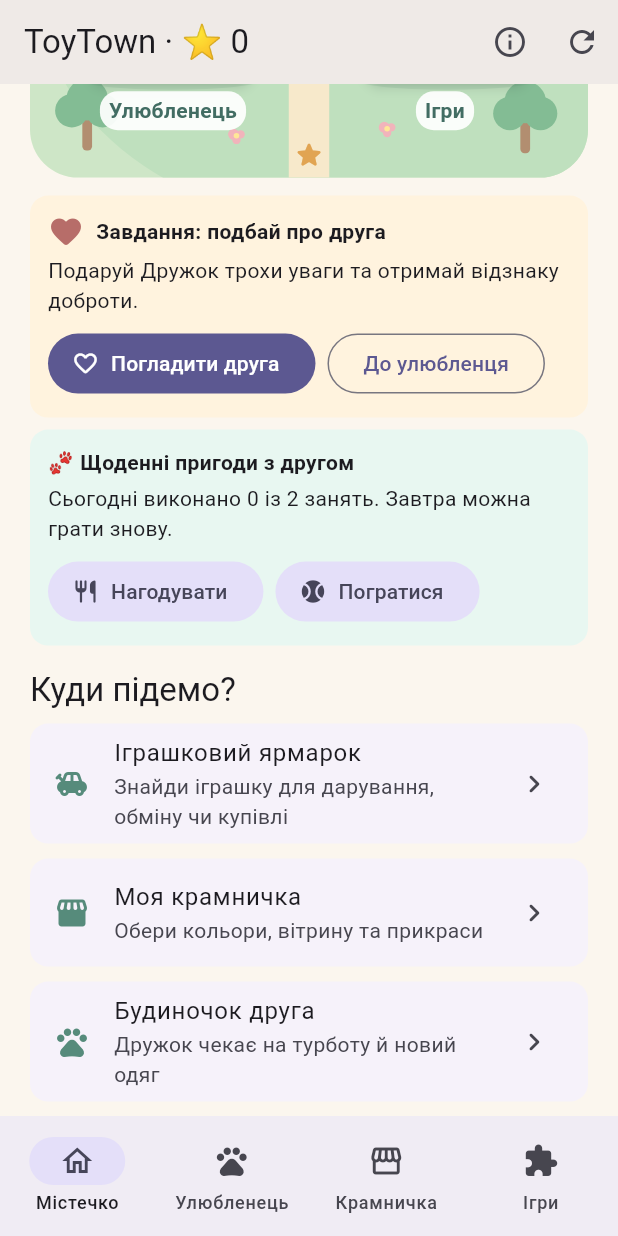
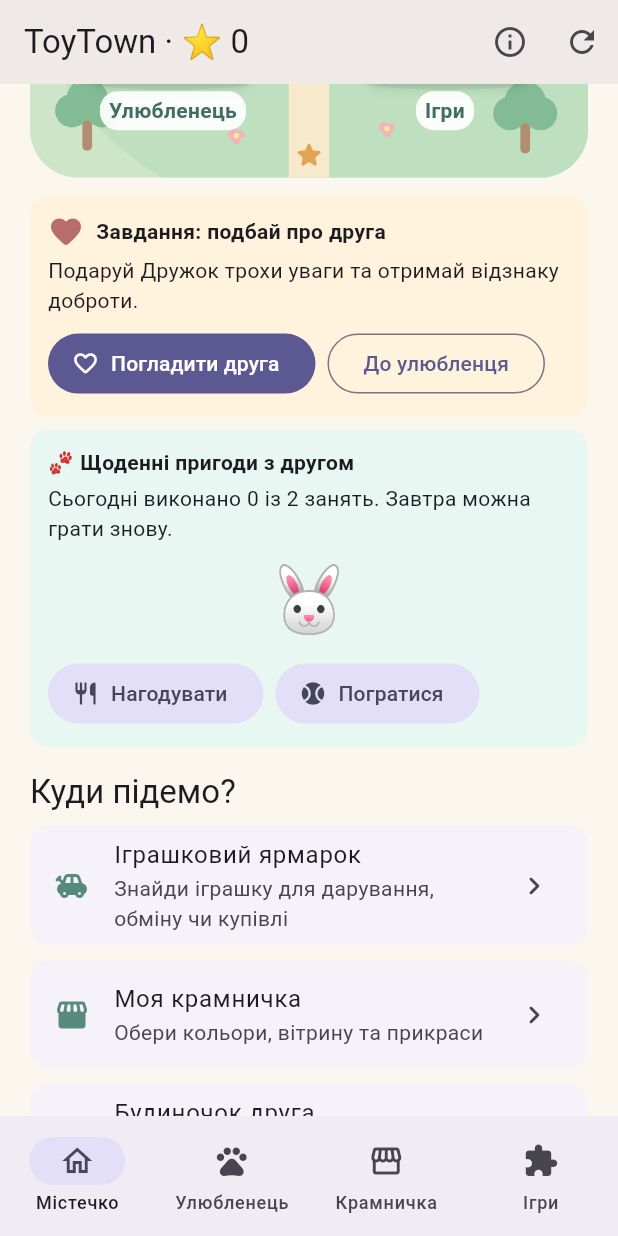
Before and after one commit to awesomebuy2u-design/ToyTown-, a Flutter app: the screen it shows after launch, scrolled down 576 dp, on a phone screen of 412 x 824 dp. Run offline on Flutter 3.47's test engine with Material 3 defaults, Android fonts, the phone set to English and light mode, and no system bars; our stand-ins replace flutter_map, image_picker, latlong2, shared_preferences, supabase_flutter; accounts and stored records are empty.

Commit message:
feat: animate pet reactions to feeding and play in village daily quests

```diff
--- a/lib/town_village.dart
+++ b/lib/town_village.dart
@@ -548,6 +548,7 @@ class DailyPetActivities extends StatefulWidget {
 class _DailyPetActivitiesState extends State<DailyPetActivities> {
   static const _prefix = 'toytown.pet.daily.v1.';
   bool ready = false;
+  String reaction = '🐰';
   final Set<String> completed = <String>{};
   String get today {
     final now = DateTime.now().toLocal();
@@ -576,7 +577,10 @@ class _DailyPetActivitiesState extends State<DailyPetActivities> {
 
   Future<void> doActivity(String action) async {
     if (!ready || completed.contains(action)) return;
-    setState(() => completed.add(action));
+    setState(() {
+      completed.add(action);
+      reaction = action == 'feed' ? '🐰🥕' : '🐰🎾';
+    });
     try {
       final prefs = await SharedPreferences.getInstance();
       await prefs.setStringList('$_prefix$today', completed.toList()..sort());
@@ -602,6 +606,19 @@ class _DailyPetActivitiesState extends State<DailyPetActivities> {
         const SizedBox(height: 4),
         Text('Сьогодні виконано ${completed.length} із 2 занять. Завтра можна грати знову.'),
         const SizedBox(height: 8),
+        Center(child: AnimatedSwitcher(
+          duration: const Duration(milliseconds: 350),
+          transitionBuilder: (child, animation) => ScaleTransition(
+            scale: CurvedAnimation(parent: animation, curve: Curves.elasticOut),
+            child: FadeTransition(opacity: animation, child: child)),
+          child: Text(reaction, key: ValueKey('pet-reaction-$reaction'),
+            style: const TextStyle(fontSize: 42),
+            semanticsLabel: reaction == '🐰🥕'
+              ? 'Улюбленець радіє частуванню'
+              : reaction == '🐰🎾' ? 'Улюбленець грається з м’ячиком'
+              : 'Улюбленець чекає на пригоду'),
+        )),
+        const SizedBox(height: 8),
         Wrap(spacing: 8, runSpacing: 6, children: [
           FilledButton.tonalIcon(
             key: const ValueKey('village-daily-feed'),
```
